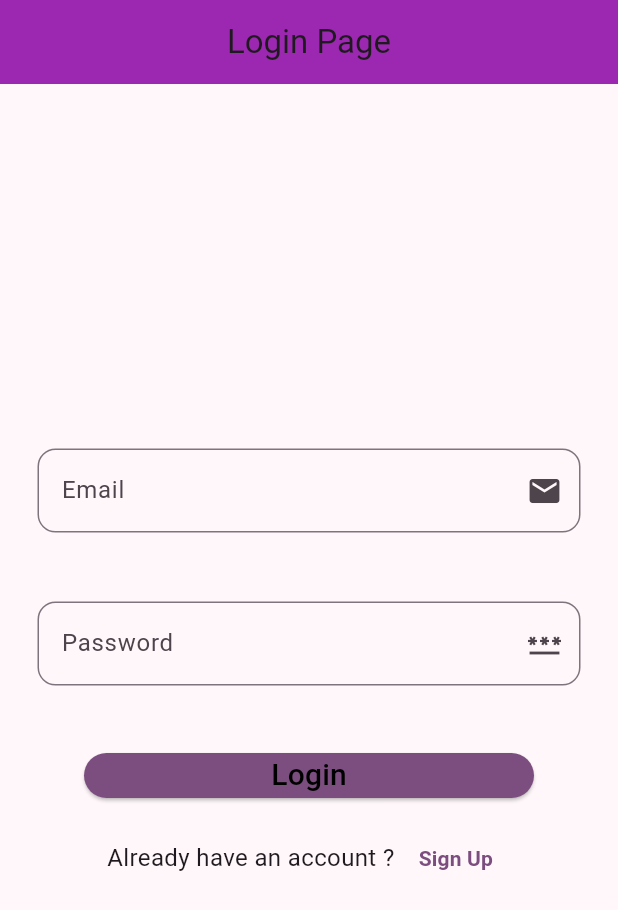
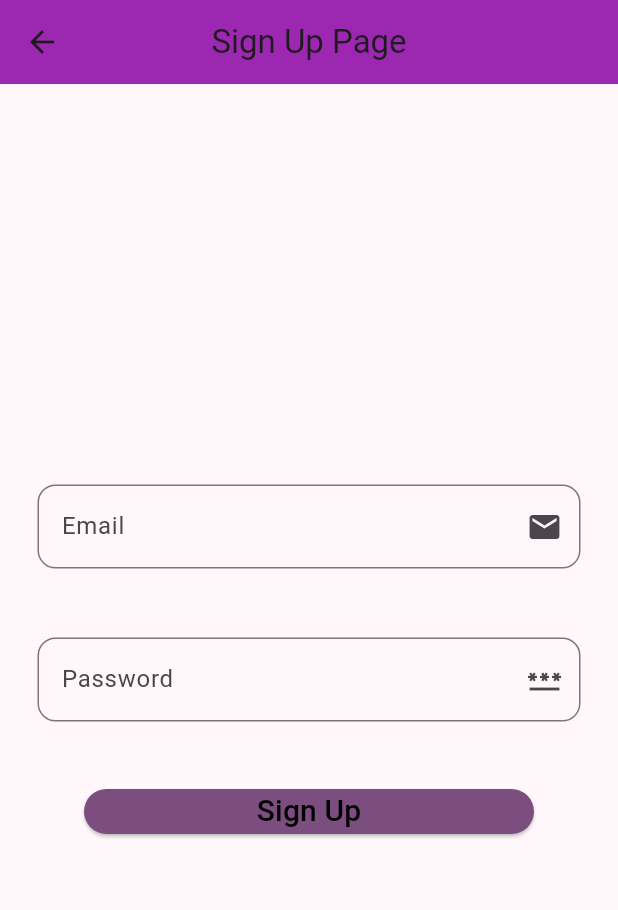
Before and after one commit to Rinav01/login_page, a Flutter app: the screen it shows after launch, after a tap on "Sign Up", on a phone screen of 412 x 824 dp. Shown: the top 910 px of the screen. Run offline on Flutter 3.47's test engine with Material 3 defaults, Android fonts, the phone set to English and light mode, and no system bars; our stand-ins replace firebase_auth, firebase_core; accounts and stored records are empty.

Commit message:
Second Commit

```diff
--- a/lib/login_page.dart
+++ b/lib/login_page.dart
@@ -1,4 +1,5 @@
-import 'package:firebase_backend/uihelper.dart';
+import 'package:firebase_backend/signup_page.dart';
+import 'package:firebase_backend/ui_helper.dart';
 import 'package:flutter/material.dart';
 
 class Loginpage extends StatefulWidget {
@@ -31,7 +32,9 @@ class _LoginpageState extends State<Loginpage> {
             mainAxisAlignment: MainAxisAlignment.center,
             children: [
               const Text("Already have an account ? ",style: TextStyle(fontSize: 16),),
-              TextButton(onPressed: () {}, child: const Text("Sign Up",style: TextStyle(fontWeight: FontWeight.bold),))
+              TextButton(onPressed: () {
+                Navigator.push(context, MaterialPageRoute(builder: (context)=>const SignupPage()));
+              }, child: const Text("Sign Up",style: TextStyle(fontWeight: FontWeight.bold),))
             ],
           )
         ],
--- a/lib/main.dart
+++ b/lib/main.dart
@@ -19,11 +19,11 @@ class MyApp extends StatelessWidget {
       theme: ThemeData(
 
         colorScheme: ColorScheme.fromSeed(seedColor: Colors.purple),
-        appBarTheme: AppBarTheme(
+        appBarTheme: const AppBarTheme(
           backgroundColor: Colors.purple,
         )
       ),
-      home: Loginpage()
+      home: const Loginpage()
     );
   }
 }
--- a/lib/signup_page.dart
+++ b/lib/signup_page.dart
@@ -0,0 +1,57 @@
+import 'package:firebase_auth/firebase_auth.dart';
+import 'package:firebase_backend/main.dart';
+import 'package:firebase_backend/ui_helper.dart';
+import 'package:flutter/material.dart';
+
+class SignupPage extends StatefulWidget {
+  const SignupPage({super.key});
+
+  @override
+  State<SignupPage> createState() => _SignupPageState();
+}
+
+class _SignupPageState extends State<SignupPage> {
+  TextEditingController emailController = TextEditingController();
+  TextEditingController passwordController = TextEditingController();
+
+  signUp(String email, String password)async{
+    if(email==""&& password ==""){
+      UiHelper.customAlertDialog(context, "Enter Required Data");
+    }
+    else{
+      UserCredential? usercredential;
+      try{
+        usercredential = await FirebaseAuth.instance.createUserWithEmailAndPassword(email: email, password: password).then((value){
+          Navigator.push(context, MaterialPageRoute(builder: (context)=>const MyHomePage(title: "Home Page")));
+          return null;
+        });
+      }
+      on FirebaseAuthException catch(ex){
+        return UiHelper.customAlertDialog(context, ex.code.toString());
+      }
+    }
+  }
+
+  @override
+  Widget build(BuildContext context) {
+    return Scaffold(
+      appBar: AppBar(
+        title: const Text("Sign Up Page"),
+        centerTitle: true,
+      ),
+      body: Column(
+        mainAxisAlignment: MainAxisAlignment.center,
+        children: [
+          UiHelper.customTextField(emailController,"Email",Icons.mail,false),
+          const SizedBox(height: 16,),
+          UiHelper.customTextField(passwordController, "Password", Icons.password, true),
+          const SizedBox(height: 30,),
+          UiHelper.customButton(() {
+            signUp(emailController.text.toString(), passwordController.text.toString());
+          }, "Sign Up",context),
+          const SizedBox(height: 16,),
+        ],
+      ),
+    );
+  }
+}
--- a/lib/uihelper.dart
+++ b/lib/ui_helper.dart
@@ -23,6 +23,15 @@ class UiHelper{
     }, style: ElevatedButton.styleFrom(shape: RoundedRectangleBorder(
       borderRadius: BorderRadius.circular(25)
     ),backgroundColor: Theme.of(context).colorScheme.primary),
-        child: Text(text,style: TextStyle(color: Colors.black,fontSize: 20),)));
+        child: Text(text,style: const TextStyle(color: Colors.black,fontSize: 20),)));
   }
+
+  static customAlertDialog(BuildContext context , String text){
+    return showDialog(context: context, builder: (BuildContext context){
+      return AlertDialog(
+        title: Text(text),
+      );
+    });
+  }
+
 }
--- a/pubspec.yaml
+++ b/pubspec.yaml
@@ -36,6 +36,7 @@ dependencies:
   # Use with the CupertinoIcons class for iOS style icons.
   cupertino_icons: ^1.0.8
   firebase_core: ^3.6.0
+  firebase_auth: ^5.3.1
 
 dev_dependencies:
   flutter_test:
```
Also changed, not shown: pubspec.lock, 2 other files.
